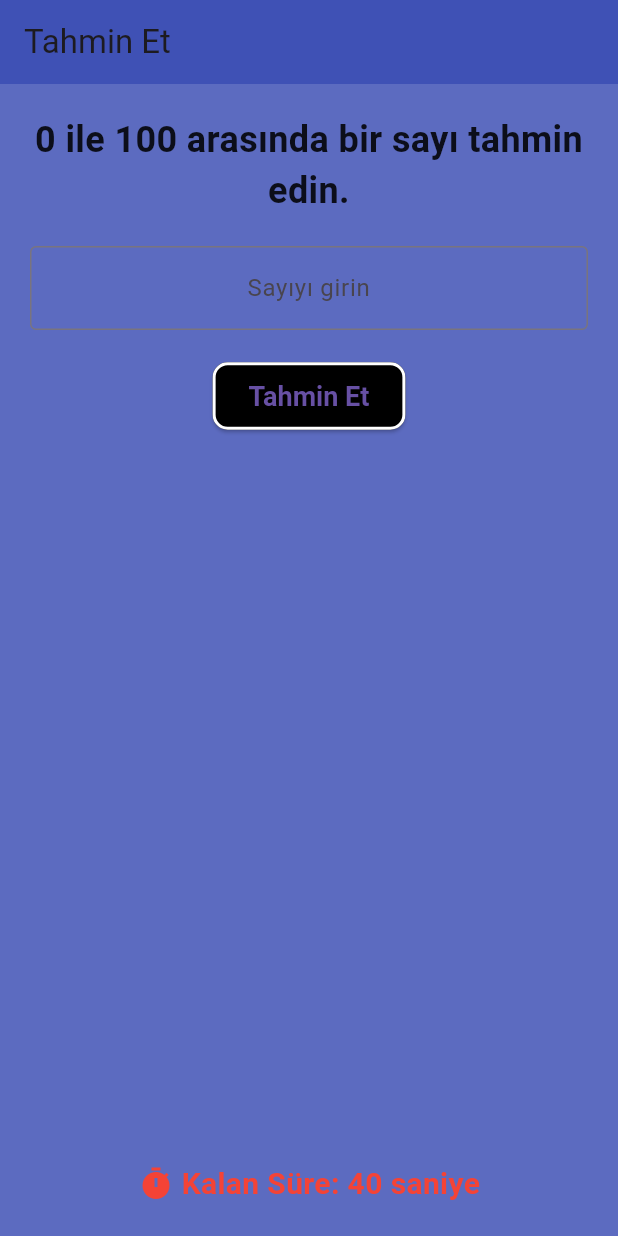
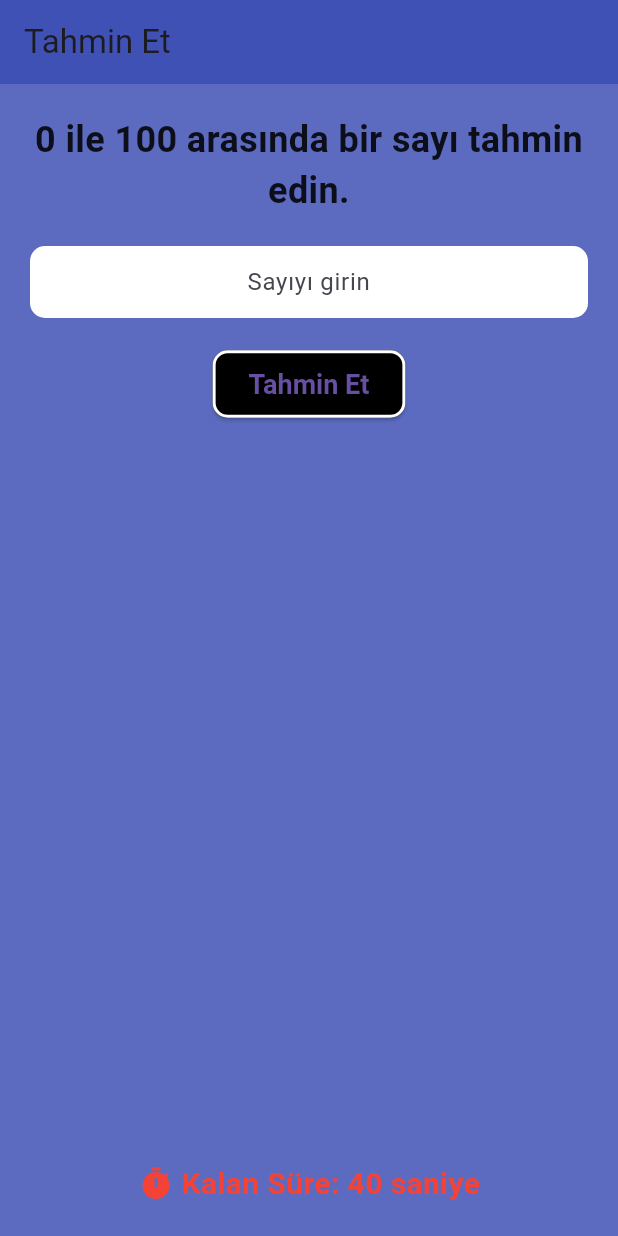
Before and after one commit to izgnes/tahmin_et_entegrasyon_git, a Flutter app: the screen it shows after launch, on a phone screen of 412 x 824 dp. Run offline on Flutter 3.47's test engine with Material 3 defaults, Android fonts, the phone set to English and light mode, and no system bars.

Commit message:
üçüncü commit

```diff
--- a/lib/main.dart
+++ b/lib/main.dart
@@ -5,7 +5,6 @@ import 'package:flutter/services.dart';
 
 void main() {
   runApp(const TahminOyunu());
-  //fdklfjkldsşjf
 }
 
 class TahminOyunu extends StatelessWidget {
@@ -118,17 +117,25 @@ class _AnaEkranState extends State<AnaEkran> {
               textAlign: TextAlign.center,
             ),
             const SizedBox(height: 20.0),
-            TextField(
+            Container(
+              decoration: BoxDecoration(
+                color: Colors.white, // Container'ın arka plan rengi
+                borderRadius: BorderRadius.circular(10.0), // Container'ın köşe yarıçapı
+              ),
+              child: TextField(
                 controller: _controller,
                 keyboardType: TextInputType.number, // Sadece sayı girişi
                 inputFormatters: [FilteringTextInputFormatter.allow(RegExp(r'[0-9]'))], // Yalnızca sayı girişine izin verir
                 textAlign: TextAlign.center,
                 decoration: const InputDecoration(
                   hintText: 'Sayıyı girin',
-                border: OutlineInputBorder(), // Kenarlık ekler
+                  border: InputBorder.none, // Kenarlık yok
                 ),
                 onSubmitted: _handleSubmitted,
               ),
+            ),
+
+
             const SizedBox(height: 20.0),
             ElevatedButton(
               onPressed: () {
@@ -145,7 +152,7 @@ class _AnaEkranState extends State<AnaEkran> {
                 style: TextStyle(fontWeight: FontWeight.bold),
               ),
               style: ElevatedButton.styleFrom(
-                primary: Colors.black,
+                backgroundColor: Colors.black,
                 textStyle: const TextStyle(fontSize: 18.0),
                 padding: const EdgeInsets.symmetric(vertical: 12.0, horizontal: 24.0),
                 shape: RoundedRectangleBorder(
--- a/pubspec.yaml
+++ b/pubspec.yaml
@@ -23,5 +23,4 @@ flutter:
 
 flutter_launcher_icons:
   android: true
-  ios: true
   image_path: "assets/logo.png"
```
Also changed, not shown: assets/logo.png (renamed from assets/logo.png.png), 20 other files. Lines whose indentation alone changed are shown as unchanged.
